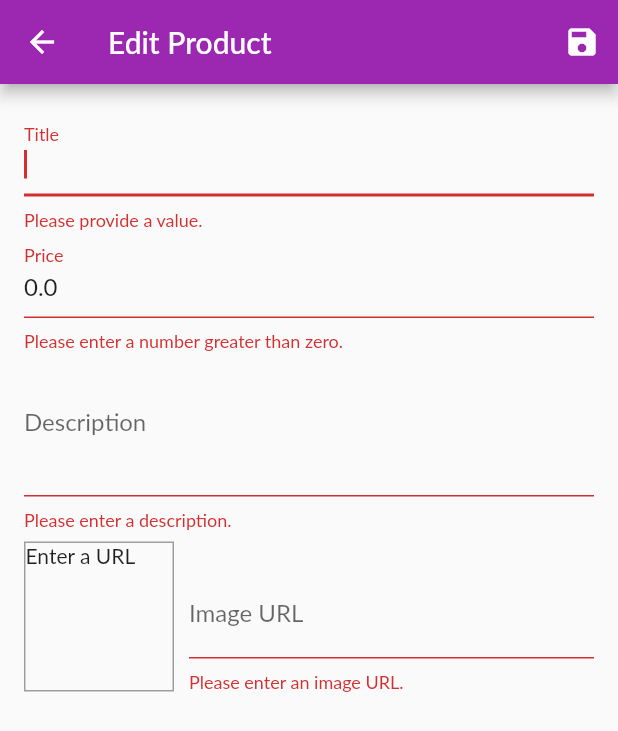
After one commit to nguyendoan18/CT484_CK21V7K024_MyShop_Lab3, a Flutter app: the EditProductScreen screen opened by its route, after a tap on the "save" icon, on a phone screen of 412 x 824 dp. The commit adds this screen. Shown: the top 731 px of the screen. Run offline on Flutter 3.47's test engine with Material 2 defaults, Android fonts, the phone set to English and light mode, and no system bars; network calls fail; Roboto replaces fonts that are missing (Lato).

Commit message:
Xay dung trang hieu chinh san pham

```diff
--- a/lib/main.dart
+++ b/lib/main.dart
@@ -1,5 +1,6 @@
 import 'package:flutter/material.dart';
 import 'package:lab2_myshop/ui/cart/cart_manager.dart';
+import 'package:lab2_myshop/ui/products/edit_product_screen.dart';
 import 'ui/products/products_manager.dart';
 import 'ui/products/product_detail_screen.dart';
 import 'ui/products/products_overview_screen.dart';
@@ -74,13 +75,25 @@ class MyApp extends StatelessWidget {
           //     },
           //   );
           // }
-          if (settings.name == ProductDetailScreen.routeName) {
-            final productId = settings.arguments as String;
+          // if (settings.name == ProductDetailScreen.routeName) {
+          //   final productId = settings.arguments as String;
+          //   return MaterialPageRoute(
+          //     builder: (ctx) {
+          //       return ProductDetailScreen(
+          //         ctx.read<ProductsManager>().findById(productId)!,
+          //         //ProductsManager().findById(productId)!,
+          //       );
+          //     },
+          //   );
+          // }
+          if (settings.name == EditProductScreen.routeName) {
+            final productId = settings.arguments as String?;
             return MaterialPageRoute(
               builder: (ctx) {
-                return ProductDetailScreen(
-                  ctx.read<ProductsManager>().findById(productId)!,
-                  //ProductsManager().findById(productId)!,
+                return EditProductScreen(
+                  productId != null
+                      ? ctx.read<ProductsManager>().findById(productId)
+                      : null,
                 );
               },
             );
--- /dev/null
+++ b/lib/ui/products/edit_product_screen.dart
@@ -0,0 +1,263 @@
+import 'package:flutter/material.dart';
+import 'package:flutter/services.dart';
+import 'package:provider/provider.dart';
+
+import '../../models/product.dart';
+import '../shared/dialog_utils.dart';
+
+import 'products_manager.dart';
+
+class EditProductScreen extends StatefulWidget {
+  static const routeName = '/edit-product';
+  EditProductScreen(
+    Product? product, {
+    super.key,
+  }) {
+    if (product == null) {
+      this.product = Product(
+        id: null,
+        title: '',
+        price: 0,
+        description: '',
+        imageUrl: '',
+      );
+    } else {
+      this.product = product;
+    }
+  }
+  late final Product product;
+
+  @override
+  State<EditProductScreen> createState() => _EditProductScreenState();
+}
+
+class _EditProductScreenState extends State<EditProductScreen> {
+  final _imageUrlController = TextEditingController();
+  final _imageUrlFocusNode = FocusNode();
+  final _editForm = GlobalKey<FormState>();
+  late Product _editedProduct;
+  var _isLoading = false;
+
+  bool _isValidImageUrl(String value) {
+    return (value.startsWith('http') || value.startsWith('https')) &&
+        (value.endsWith('.png') ||
+            value.endsWith('.jpg') ||
+            value.endsWith('.jpeg'));
+  }
+
+  @override
+  void initState() {
+    _imageUrlFocusNode.addListener(() {
+      if (!_imageUrlFocusNode.hasFocus) {
+        if (!_isValidImageUrl(_imageUrlController.text)) {
+          return;
+        }
+        // Ảnh hợp lệ Vẽ lại màn hình để hiện preview
+        setState(() {});
+      }
+    });
+    _editedProduct = widget.product;
+    _imageUrlController.text = _editedProduct.imageUrl;
+    super.initState();
+  }
+
+  @override
+  void dispose() {
+    _imageUrlController.dispose();
+    _imageUrlFocusNode.dispose();
+    super.dispose();
+  }
+
+  Future<void> _saveForm() async {
+    final isValid = _editForm.currentState!.validate();
+    if (!isValid) {
+      return;
+    }
+    _editForm.currentState!.save();
+    setState(() {
+      _isLoading = true;
+    });
+    try {
+      final productsManager = context.read<ProductsManager>();
+      if (_editedProduct.id != null) {
+        productsManager.updlateProduct(_editedProduct);
+      } else {
+        productsManager.addProduct(_editedProduct);
+      }
+    } catch (error) {
+      await showErrorDialog(context, 'Something went wrong.');
+    }
+    setState(() {
+      _isLoading = false;
+    });
+    if (mounted) {
+      Navigator.of(context).pop();
+    }
+  }
+
+  Future<void> showErrorDialog(BuildContext context, String message) {
+    return showDialog(
+      context: context,
+      builder: (ctx) => AlertDialog(
+        title: const Text('An Error Occurred!'),
+        content: Text(message),
+        actions: <Widget>[
+          TextButton(
+            child: const Text('Okay'),
+            onPressed: () {
+              Navigator.of(ctx).pop();
+            },
+          )
+        ],
+      ),
+    );
+  }
+
+  @override
+  Widget build(BuildContext context) {
+    return Scaffold(
+      appBar: AppBar(
+        title: const Text('Edit Product'),
+        actions: <Widget>[
+          IconButton(
+            icon: const Icon(Icons.save),
+            onPressed: _saveForm,
+          ),
+        ],
+      ),
+      body: _isLoading
+          ? const Center(
+              child: CircularProgressIndicator(),
+            )
+          : Padding(
+              padding: const EdgeInsets.all(16.0),
+              child: Form(
+                key: _editForm,
+                child: ListView(
+                  children: <Widget>[
+                    buildTitleField(),
+                    buildPriceField(),
+                    buildDescriptionField(),
+                    buildProductPreview(),
+                  ],
+                ),
+              ),
+            ),
+    );
+  }
+
+  TextFormField buildTitleField() {
+    return TextFormField(
+      initialValue: _editedProduct.title,
+      decoration: const InputDecoration(labelText: 'Title'),
+      textInputAction: TextInputAction.next,
+      autofocus: true,
+      validator: (value) {
+        if (value!.isEmpty) {
+          return 'Please provide a value.';
+        }
+        return null;
+      },
+      onSaved: (value) {
+        _editedProduct = _editedProduct.copyWith(title: value);
+      },
+    );
+  }
+
+  TextFormField buildPriceField() {
+    return TextFormField(
+      initialValue: _editedProduct.price.toString(),
+      decoration: const InputDecoration(labelText: 'Price'),
+      textInputAction: TextInputAction.next,
+      keyboardType: TextInputType.number,
+      validator: (value) {
+        if (value!.isEmpty) {
+          return 'Please enter a price.';
+        }
+        if (double.tryParse(value) == null) {
+          return 'Please enter a valid number.';
+        }
+        if (double.parse(value) <= 0) {
+          return 'Please enter a number greater than zero.';
+        }
+        return null;
+      },
+      onSaved: (value) {
+        _editedProduct = _editedProduct.copyWith(price: double.parse(value!));
+      },
+    );
+  }
+
+  TextFormField buildDescriptionField() {
+    return TextFormField(
+      initialValue: _editedProduct.description,
+      decoration: const InputDecoration(labelText: 'Description'),
+      maxLines: 3,
+      keyboardType: TextInputType.multiline,
+      validator: (value) {
+        if (value!.isEmpty) {
+          return 'Please enter a description.';
+        }
+        if (value.length < 10) {
+          return 'Should be at least 10 charactrs long.';
+        }
+        return null;
+      },
+      onSaved: (value) {
+        _editedProduct = _editedProduct.copyWith(description: value);
+      },
+    );
+  }
+
+  Widget buildProductPreview() {
+    return Row(
+      crossAxisAlignment: CrossAxisAlignment.end,
+      children: <Widget>[
+        Container(
+          width: 100,
+          height: 100,
+          margin: const EdgeInsets.only(
+            top: 8,
+            right: 10,
+          ),
+          decoration:
+              BoxDecoration(border: Border.all(width: 1, color: Colors.grey)),
+          child: _imageUrlController.text.isEmpty
+              ? const Text('Enter a URL')
+              : FittedBox(
+                  child: Image.network(
+                    _imageUrlController.text,
+                    fit: BoxFit.cover,
+                  ),
+                ),
+        ),
+        Expanded(
+          child: buildImageURLField(),
+        )
+      ],
+    );
+  }
+
+  TextFormField buildImageURLField() {
+    return TextFormField(
+      decoration: const InputDecoration(labelText: 'Image URL'),
+      keyboardType: TextInputType.url,
+      textInputAction: TextInputAction.done,
+      controller: _imageUrlController,
+      focusNode: _imageUrlFocusNode,
+      onFieldSubmitted: (value) => _saveForm(),
+      validator: (value) {
+        if (value!.isEmpty) {
+          return 'Please enter an image URL.';
+        }
+        if (!_isValidImageUrl(value)) {
+          return 'Please enter a valid image URL.';
+        }
+        return null;
+      },
+      onSaved: (value) {
+        _editedProduct = _editedProduct.copyWith(imageUrl: value);
+      },
+    );
+  }
+}
--- a/lib/ui/products/user_product_list_tile.dart
+++ b/lib/ui/products/user_product_list_tile.dart
@@ -2,6 +2,7 @@ import 'package:flutter/material.dart';
 import 'package:lab2_myshop/ui/products/products_manager.dart';
 import 'package:provider/provider.dart';
 import '../../models/product.dart';
+import 'edit_product_screen.dart';
 
 class UserProductListTile extends StatelessWidget {
   final Product product;
@@ -63,20 +64,30 @@ class UserProductListTile extends StatelessWidget {
     //   },
     //   color: Theme.of(context).primaryColor,
     // );
-    return Consumer<ProductsManager>(
-      builder: (ctx, productsManager, child) {
-        return ListView.builder(
-          itemCount: productsManager.itemCount,
-          itemBuilder: (ctx, i) => Column(
-            children: [
-              UserProductListTile(
-                productsManager.items[i],
-              ),
-              const Divider(),
-            ],
-          ),
+    // return Consumer<ProductsManager>(
+    //   builder: (ctx, productsManager, child) {
+    //     return ListView.builder(
+    //       itemCount: productsManager.itemCount,
+    //       itemBuilder: (ctx, i) => Column(
+    //         children: [
+    //           UserProductListTile(
+    //             productsManager.items[i],
+    //           ),
+    //           const Divider(),
+    //         ],
+    //       ),
+    //     );
+    //   },
+    // );
+    return IconButton(
+      icon: const Icon(Icons.edit),
+      onPressed: () {
+        Navigator.of(context).pushNamed(
+          EditProductScreen.routeName,
+          arguments: product.id,
         );
       },
+      color: Theme.of(context).primaryColor,
     );
   }
 }
--- a/lib/ui/products/user_products_screen.dart
+++ b/lib/ui/products/user_products_screen.dart
@@ -1,6 +1,7 @@
 import 'package:flutter/material.dart';
 import 'package:provider/provider.dart';
 
+import 'edit_product_screen.dart';
 import 'user_product_list_tile.dart';
 import 'products_manager.dart';
 import '../shared/app_drawer.dart';
@@ -16,7 +17,8 @@ class UserProductsScreen extends StatelessWidget {
       appBar: AppBar(
         title: const Text('Your Products'),
         actions: <Widget>[
-          buildAddButton(),
+          // buildAddButton(),
+          buildAddButton(context),
         ],
       ),
       drawer: const AppDrawer(),
@@ -60,11 +62,22 @@ class UserProductsScreen extends StatelessWidget {
     );
   }
 
-  Widget buildAddButton() {
+  // Widget buildAddButton() {
+  //   return IconButton(
+  //     icon: const Icon(Icons.add),
+  //     onPressed: () {
+  //       print('Go to edit product screen');
+  //     },
+  //   );
+  // }
+
+  Widget buildAddButton(BuildContext context) {
     return IconButton(
       icon: const Icon(Icons.add),
       onPressed: () {
-        print('Go to edit product screen');
+        Navigator.of(context).pushNamed(
+          EditProductScreen.routeName,
+        );
       },
     );
   }
--- a/lib/ui/screens.dart
+++ b/lib/ui/screens.dart
@@ -6,3 +6,4 @@ export 'orders/orders_screen.dart';
 export 'orders/orders_manager.dart';
 export 'cart/cart_screen.dart';
 export 'cart/cart_manager.dart';
+export 'products/edit_product_screen.dart';
```
